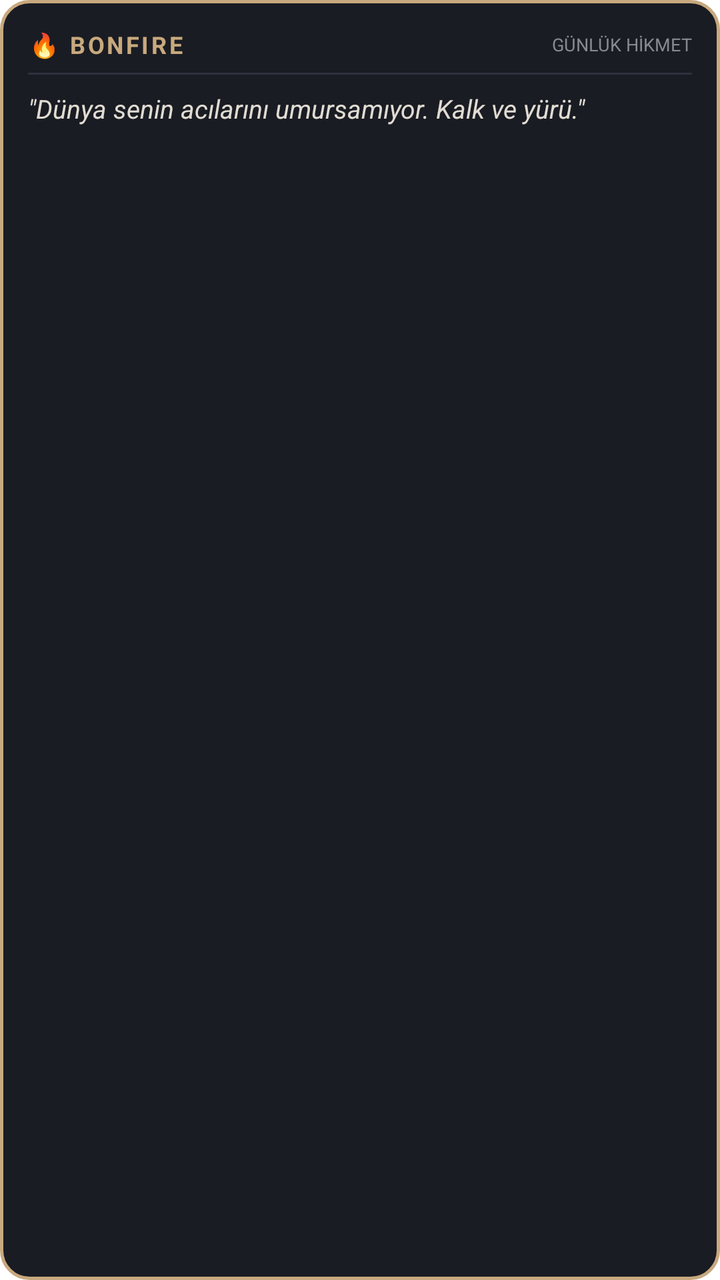
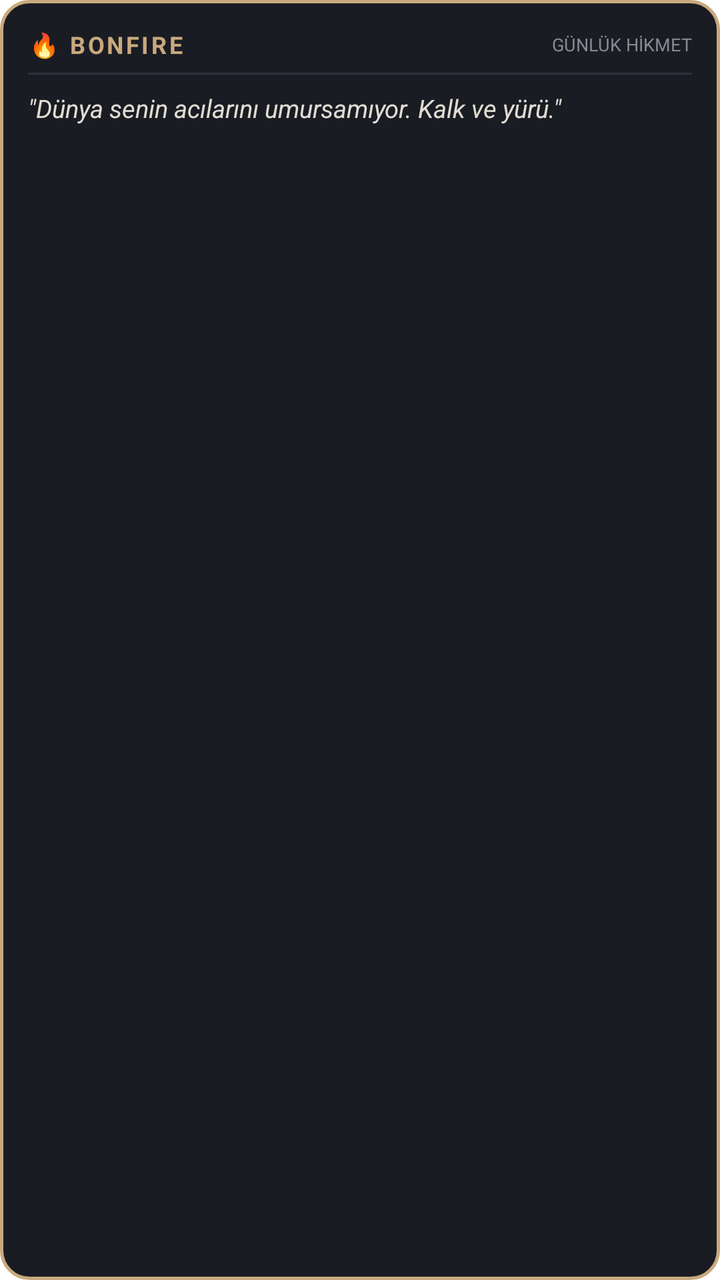

The first picture is an Android layout as it rendered before a commit; the second is the same layout after the commit. The layout source and the unified diff follow.
<!-- AndroidManifest.xml: fallback theme Theme.MaterialComponents.DayNight.NoActionBar -->
<!-- res/layout/bonfire_daily_quote_widget.xml -->
<?xml version="1.0" encoding="utf-8"?>
<LinearLayout xmlns:android="http://schemas.android.com/apk/res/android"
    android:layout_width="match_parent"
    android:layout_height="match_parent"
    android:orientation="vertical"
    android:background="@drawable/widget_bg">

    <LinearLayout
        android:layout_width="match_parent"
        android:layout_height="wrap_content"
        android:orientation="horizontal"
        android:gravity="center_vertical">

        <TextView
            android:id="@+id/widget_title"
            android:layout_width="0dp"
            android:layout_height="wrap_content"
            android:layout_weight="1"
            android:text="🔥 BONFIRE"
            android:textColor="#C8A97E"
            android:textSize="12sp"
            android:letterSpacing="0.1"
            android:textStyle="bold" />

        <TextView
            android:layout_width="wrap_content"
            android:layout_height="wrap_content"
            android:text="GÜNLÜK HİKMET"
            android:textColor="#868A93"
            android:textSize="9sp" />
    </LinearLayout>

    <View
        android:layout_width="match_parent"
        android:layout_height="1dp"
        android:layout_marginTop="6dp"
        android:layout_marginBottom="8dp"
        android:background="#2E323D" />

    <TextView
        android:id="@+id/quote_text"
        android:layout_width="match_parent"
        android:layout_height="wrap_content"
        android:text="&quot;Dünya senin acılarını umursamıyor. Kalk ve yürü.&quot;"
        android:textColor="#E1DCD3"
        android:textSize="13sp"
        android:textStyle="italic"
        android:lineSpacingExtra="3dp" />
</LinearLayout>
<!-- resources referenced by this layout -->
<resources>
  <!-- drawable widget_bg (drawable) -->
  <?xml version="1.0" encoding="utf-8"?>
  <shape xmlns:android="http://schemas.android.com/apk/res/android"
      android:shape="rectangle">
      <solid android:color="#1A1C23" />
      <stroke
          android:width="1.5dp"
          android:color="#C8A97E" />
      <corners android:radius="14dp" />
      <padding
          android:left="14dp"
          android:top="14dp"
          android:right="14dp"
          android:bottom="14dp" />
  </shape>
</resources>

<!-- the commit's change to res/layout/bonfire_daily_quote_widget.xml (unified diff, before → after) -->
@@ -1,5 +1,6 @@
 <?xml version="1.0" encoding="utf-8"?>
 <LinearLayout xmlns:android="http://schemas.android.com/apk/res/android"
+    android:id="@+id/widget_container"
     android:layout_width="match_parent"
     android:layout_height="match_parent"
     android:orientation="vertical"
@@ -43,7 +44,9 @@
         android:layout_height="wrap_content"
         android:text="&quot;Dünya senin acılarını umursamıyor. Kalk ve yürü.&quot;"
         android:textColor="#E1DCD3"
-        android:textSize="13sp"
+        android:textSize="12.5sp"
         android:textStyle="italic"
-        android:lineSpacingExtra="3dp" />
+        android:maxLines="5"
+        android:ellipsize="end"
+        android:lineSpacingExtra="2dp" />
 </LinearLayout>
